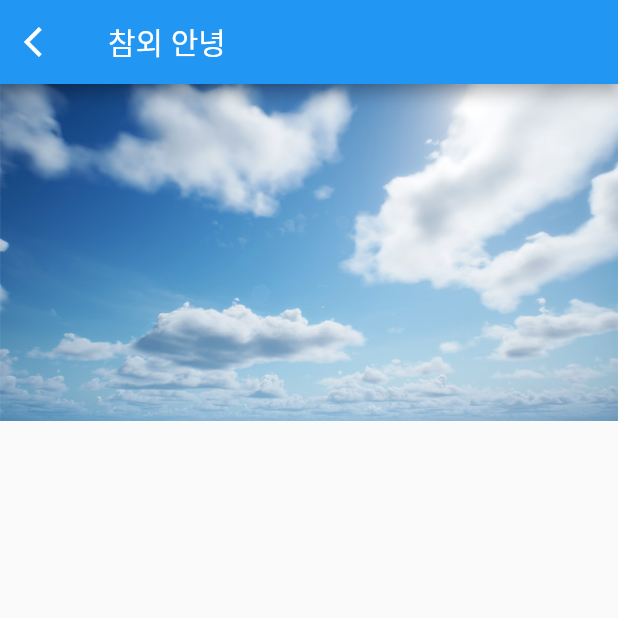
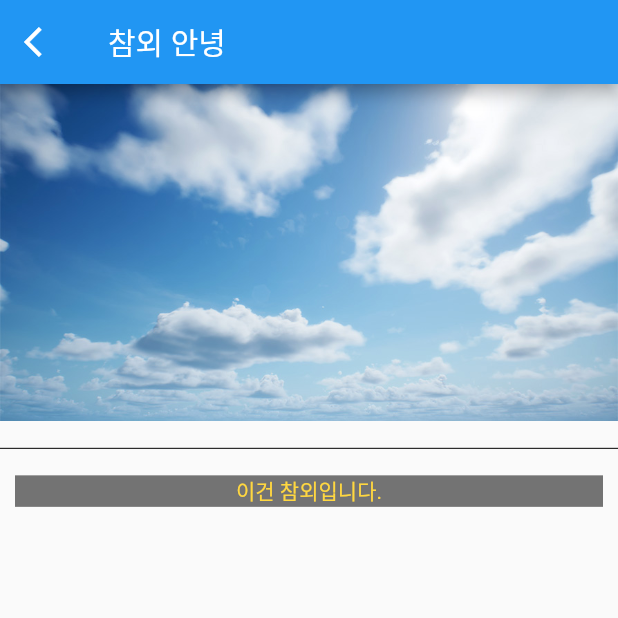
Before and after one commit to jjpp43/flutterPractice, a Flutter app: the LearnFlutterPage screen opened directly, on a phone screen of 412 x 824 dp, the top half of it. Run offline on Flutter 3.47's test engine with Material 2 defaults, Android fonts, the phone set to English and light mode, and no system bars; missing offline and left inert: dart:html.

Commit message:
playing around with container

```diff
--- a/lib/learn_flutter_page.dart
+++ b/lib/learn_flutter_page.dart
@@ -25,6 +25,25 @@ class _LearnFlutterPageState extends State<LearnFlutterPage> {
       body: Column(
         children: [
           Image.asset('images/sky.png'),
+          const SizedBox(
+            height: 10,
+          ),
+          const Divider(
+            color: Colors.black,
+          ),
+          Container(
+            margin: const EdgeInsets.all(10.0), //Give margin to the container
+            color: Colors.black54,
+            width: double.infinity, //화면 넓이 꽉 채우게
+            child: const Center(  //Center the text
+              child: Text(
+                '이건 참외입니다.',
+                style: TextStyle(
+                  color: Colors.amberAccent,
+                ),
+              ),
+            ),
+          ),
         ],
       ),
     );
```
